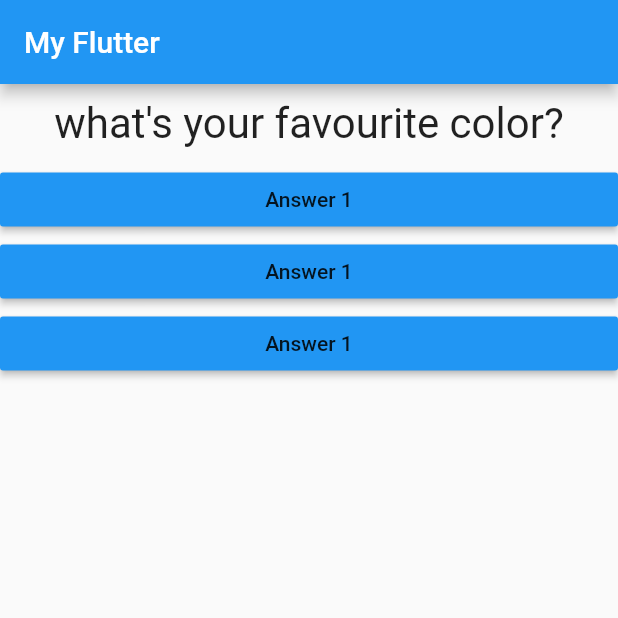
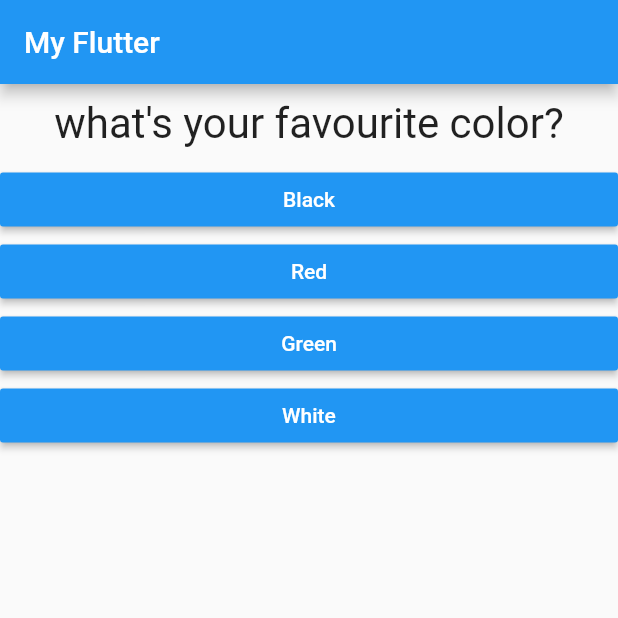
Before and after one commit to thanigai-vuram/flutter_complete_guide, a Flutter app: the screen it shows after launch, on a phone screen of 412 x 824 dp, the top half of it. Run offline on Flutter 3.47's test engine with Material 2 defaults, Android fonts, the phone set to English and light mode, and no system bars.

Commit message:
# Rendered button and question text dynamically

```diff
--- a/lib/answer.dart
+++ b/lib/answer.dart
@@ -2,7 +2,8 @@ import 'package:flutter/material.dart';
 
 class Answer extends StatelessWidget {
   final Function selectHandler;
-  Answer(this.selectHandler);
+  final String answerText;
+  Answer(this.selectHandler, this.answerText);
 
   @override
   Widget build(BuildContext context) {
@@ -10,7 +11,8 @@ class Answer extends StatelessWidget {
       width: double.infinity,
       child: RaisedButton(
         color: Colors.blue,
-        child: Text('Answer 1'),
+        textColor: Colors.white,
+        child: Text(answerText),
         onPressed: selectHandler,
       ),
     );
--- a/lib/main.dart
+++ b/lib/main.dart
@@ -23,10 +23,24 @@ class _MyFlutterAppState extends State<MyFlutterApp> {
 
   @override
   Widget build(BuildContext context) {
-    var questions = [
-      'what\'s your favourite color?',
-      'what\'s your favourite animal?'
+    const questions = [
+      {
+        'questionText': 'what\'s your favourite color?',
+        'answers': ['Black', 'Red', 'Green', 'White']
+      },
+      {
+        'questionText': 'what\'s your favourite animal?',
+        'answers': ['Rabbit', 'Snake', 'Elephant', 'Lion']
+      },
+      {
+        'questionText': 'Who\'s your favourite Learning site?',
+        'answers': ['Edx', 'Coursera', 'udemy', 'Udacity']
+      }
     ];
+    // var questions = [
+    //   'what\'s your favourite color?',
+    //   'what\'s your favourite animal?'
+    // ];
     return MaterialApp(
       home: Scaffold(
         appBar: AppBar(
@@ -34,10 +48,11 @@ class _MyFlutterAppState extends State<MyFlutterApp> {
         ),
         body: Column(
           children: [
-            Question(questions[_questionIndex]),
-            Answer(_answerQuestion),
-            Answer(_answerQuestion),
-            Answer(_answerQuestion)
+            Question(questions[_questionIndex]['questionText']),
+            ...(questions[_questionIndex]['answers'] as List<String>)
+                .map((answer) {
+              return Answer(_answerQuestion, answer);
+            }).toList()
           ],
         ),
       ),
```
